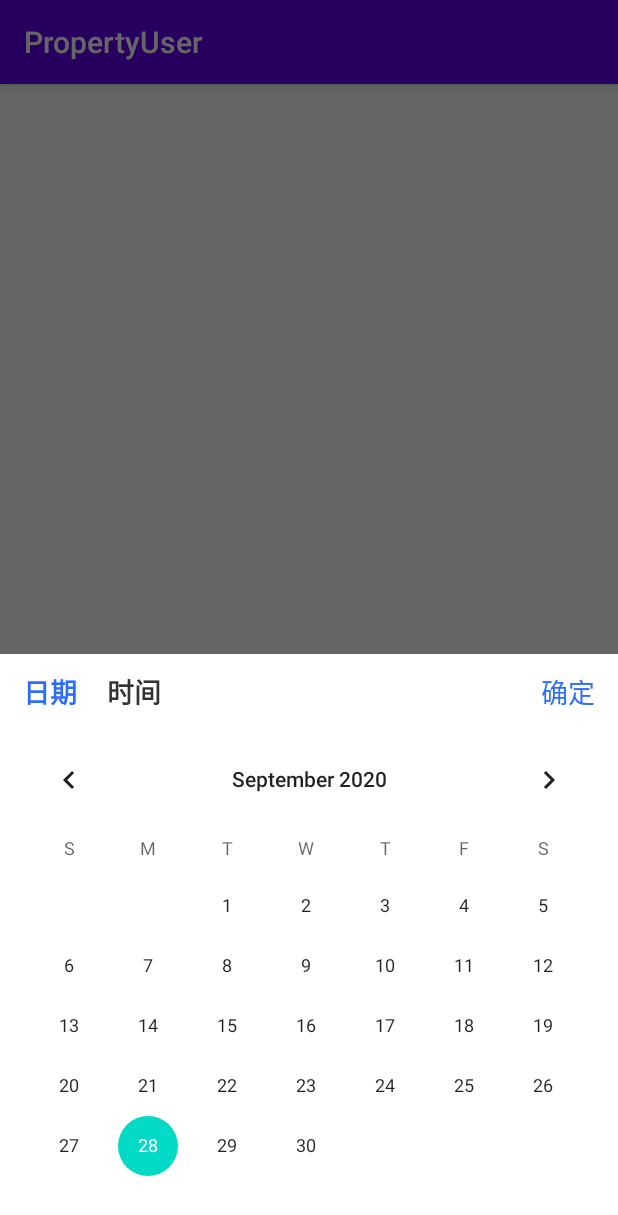
After one commit to fuhuaixin/PropertyUser, an Android app: the fragment DateAndTimeDialog shown on its own in the app's theme, on a phone screen of 412 x 824 dp. The commit adds this screen. Shown: the top 1215 px of the screen. Run offline under Robolectric (Android 15) with nearby library versions, the phone set to English and light mode, and no system bars.

Commit message:
新增日期 时间选择dialog

```diff
--- /dev/null
+++ b/app/src/main/java/com/fhx/propertyuser/fragment/time/DateFragment.java
@@ -0,0 +1,41 @@
+package com.fhx.propertyuser.fragment.time;
+
+import android.os.Bundle;
+import android.view.View;
+import android.widget.CalendarView;
+import android.widget.DatePicker;
+import android.widget.Toast;
+
+import androidx.annotation.NonNull;
+import androidx.annotation.Nullable;
+
+import com.fhx.propertyuser.R;
+import com.fhx.propertyuser.base.BaseFragment;
+import com.fhx.propertyuser.utils.DateTimeChange;
+
+public class DateFragment extends BaseFragment {
+    CalendarView calendar;
+    @Override
+    public int setLayoutId() {
+        return R.layout.fragment_date;
+    }
+
+    @Override
+    public void findViewById(View view) {
+        super.findViewById(view);
+        calendar =view.findViewById(R.id.calendar);
+    }
+
+    @Override
+    public void setViewData(View view) {
+        super.setViewData(view);
+
+        calendar.setOnDateChangeListener(new CalendarView.OnDateChangeListener() {
+            @Override
+            public void onSelectedDayChange(@NonNull CalendarView view, int year, int month, int dayOfMonth) {
+                Toast.makeText(getContext(), year+"年"+month+"月"+dayOfMonth, Toast.LENGTH_SHORT).show();
+                DateTimeChange.sChangeFragment.change(1);
+            }
+        });
+    }
+}
--- /dev/null
+++ b/app/src/main/java/com/fhx/propertyuser/utils/ChangeFragment.java
@@ -0,0 +1,5 @@
+package com.fhx.propertyuser.utils;
+
+public interface ChangeFragment {
+    void change(int postion);
+}
--- /dev/null
+++ b/app/src/main/java/com/fhx/propertyuser/utils/DateAndTimeDialog.java
@@ -0,0 +1,127 @@
+package com.fhx.propertyuser.utils;
+
+
+import android.app.Dialog;
+import android.graphics.drawable.ColorDrawable;
+import android.os.Bundle;
+import android.view.Gravity;
+import android.view.LayoutInflater;
+import android.view.View;
+import android.view.ViewGroup;
+import android.view.Window;
+import android.view.WindowManager;
+import android.widget.RadioGroup;
+import android.widget.TextView;
+
+import androidx.annotation.NonNull;
+import androidx.annotation.Nullable;
+import androidx.appcompat.app.AppCompatActivity;
+import androidx.fragment.app.DialogFragment;
+import androidx.fragment.app.Fragment;
+import androidx.fragment.app.FragmentManager;
+import androidx.fragment.app.FragmentTransaction;
+
+import com.fhx.propertyuser.R;
+import com.fhx.propertyuser.fragment.time.DateFragment;
+import com.fhx.propertyuser.fragment.time.TimeFragment;
+
+import java.util.ArrayList;
+import java.util.List;
+
+public class DateAndTimeDialog extends DialogFragment {
+    private TextView tv_sure;
+    private RadioGroup rg_time;
+    private List<Fragment> fragments = new ArrayList<>();
+
+
+    @Nullable
+    @Override
+    public View onCreateView(@NonNull LayoutInflater inflater, @Nullable ViewGroup container, @Nullable Bundle savedInstanceState) {
+        this.getDialog().requestWindowFeature(Window.FEATURE_NO_TITLE);
+        Window window = getDialog().getWindow();
+        window.getDecorView().setPadding(0,0,0,0);
+
+        WindowManager.LayoutParams lp = window.getAttributes();
+        lp.gravity = Gravity.BOTTOM;
+
+        window.setWindowAnimations(R.style.dialogAnimations);
+
+        lp.width = WindowManager.LayoutParams.MATCH_PARENT;
+        lp.height = WindowManager.LayoutParams.WRAP_CONTENT;
+        window.setBackgroundDrawable(new ColorDrawable());
+        window.setAttributes(lp);
+        View view = inflater.inflate(R.layout.dialog_date_time, container, false);
+        return view;
+
+    }
+
+
+    @Override
+    public void onActivityCreated(Bundle savedInstanceState) {
+        super.onActivityCreated(savedInstanceState);
+
+    }
+
+    @Override
+    public void onViewCreated(@NonNull View view, @Nullable Bundle savedInstanceState) {
+        super.onViewCreated(view, savedInstanceState);
+        rg_time = view.findViewById(R.id.rg_time);
+        tv_sure = view.findViewById(R.id.tv_sure);
+        //设置dialog的大小
+
+        initData();
+        initListener();
+    }
+
+
+    private void initData() {
+        fragments.add(new DateFragment());
+        fragments.add(new TimeFragment());
+        SwitchFragment(0);
+
+        DateTimeChange.setFragmentSelected(new ChangeFragment() {
+            @Override
+            public void change(int postion) {
+                switch (postion){
+                    case 0:
+                        rg_time.check(R.id.rb_date);
+                        SwitchFragment(0);
+                        break;
+                    case 1:
+                        rg_time.check(R.id.rb_time);
+                        SwitchFragment(1);
+                        break;
+                }
+            }
+        });
+    }
+
+    private void initListener() {
+        rg_time.setOnCheckedChangeListener(new RadioGroup.OnCheckedChangeListener() {
+            @Override
+            public void onCheckedChanged(RadioGroup group, int checkedId) {
+                switch (checkedId) {
+                    case R.id.rb_date:
+                        SwitchFragment(0);
+                        break;
+                    case R.id.rb_time:
+                        SwitchFragment(1);
+                        break;
+                }
+            }
+        });
+        tv_sure.setOnClickListener(new View.OnClickListener() {
+            @Override
+            public void onClick(View v) {
+                dismiss();
+            }
+        });
+    }
+
+    public void SwitchFragment(int i) {
+        FragmentManager supportFragmentManager = getChildFragmentManager();
+        FragmentTransaction fragmentTransaction = supportFragmentManager.beginTransaction();
+        fragmentTransaction.replace(R.id.frameLayout_date, fragments.get(i));
+        fragmentTransaction.commit();
+    }
+}
--- a/app/src/main/res/layout/activity_verification_code.xml
+++ b/app/src/main/res/layout/activity_verification_code.xml
@@ -45,6 +45,7 @@
                 android:layout_height="wrap_content"
                 android:layout_centerInParent="true"
                 ver:box="6"
+                ver:inputType="number"
                 ver:child_h_padding="10dp" />
         </RelativeLayout>
 
--- /dev/null
+++ b/app/src/main/res/layout/dialog_date_time.xml
@@ -0,0 +1,57 @@
+<?xml version="1.0" encoding="utf-8"?>
+<LinearLayout xmlns:android="http://schemas.android.com/apk/res/android"
+    android:layout_width="match_parent"
+    android:layout_height="match_parent"
+    android:orientation="vertical"
+    android:background="@color/white">
+
+    <RelativeLayout
+        android:layout_width="match_parent"
+        android:layout_height="wrap_content">
+        <RadioGroup
+            android:id="@+id/rg_time"
+            android:layout_width="match_parent"
+            android:layout_height="50dp"
+            android:orientation="horizontal"
+            android:paddingLeft="15dp"
+            android:paddingRight="15dp">
+
+            <RadioButton
+                android:textStyle="bold"
+                android:checked="true"
+                android:textColor="@drawable/bottom_button_text_selector"
+                android:textSize="18sp"
+                android:id="@+id/rb_date"
+                android:layout_width="wrap_content"
+                android:layout_height="match_parent"
+                android:button="@null"
+                android:text="日期" />
+
+            <RadioButton
+                android:textStyle="bold"
+                android:textColor="@drawable/bottom_button_text_selector"
+                android:textSize="18sp"
+                android:id="@+id/rb_time"
+                android:layout_width="wrap_content"
+                android:layout_height="match_parent"
+                android:layout_marginLeft="20dp"
+                android:button="@null"
+                android:text="时间" />
+        </RadioGroup>
+        <TextView
+            android:id="@+id/tv_sure"
+            android:textColor="@color/bot_text"
+            android:textSize="18sp"
+            android:layout_marginRight="15dp"
+            android:text="确定"
+            android:layout_alignParentRight="true"
+            android:layout_centerVertical="true"
+            android:layout_width="wrap_content"
+            android:layout_height="wrap_content"/>
+    </RelativeLayout>
+
+    <FrameLayout
+        android:id="@+id/frameLayout_date"
+        android:layout_width="match_parent"
+        android:layout_height="match_parent" />
+</LinearLayout>
--- /dev/null
+++ b/app/src/main/res/layout/fragment_date.xml
@@ -0,0 +1,15 @@
+<?xml version="1.0" encoding="utf-8"?>
+<LinearLayout xmlns:android="http://schemas.android.com/apk/res/android"
+    android:layout_width="match_parent"
+    android:layout_height="wrap_content"
+    android:gravity="center_horizontal"
+    android:background="@color/white"
+    android:orientation="vertical">
+
+
+
+    <CalendarView
+        android:id="@+id/calendar"
+        android:layout_width="match_parent"
+        android:layout_height="wrap_content"/>
+</LinearLayout>
```
Also changed, not shown: app/src/main/AndroidManifest.xml (+6 -6 lines), app/src/main/java/com/fhx/propertyuser/activity/login/LoginActivity.java (+17 -10 lines), app/src/main/java/com/fhx/propertyuser/fragment/time/TimeFragment.java (added, +39 -0 lines), app/src/main/java/com/fhx/propertyuser/utils/DateTimeChange.java (added, +41 -0 lines), app/src/main/res/layout/fragment_time.xml (added, +14 -0 lines).
